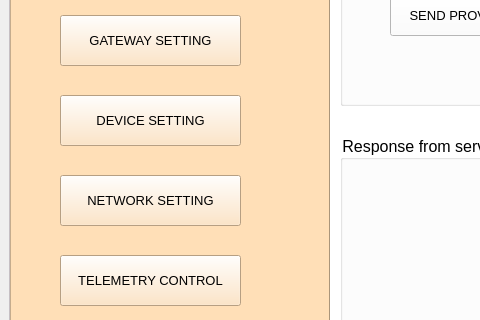
Above: Thesis/configUI/NEWUI/telemetry.ui from tnt310/ptn209b3 before the change; both pictures show x 0 to 480 and y 135 to 455 of the 1178 by 735 pixel window. Below: the same form after it.
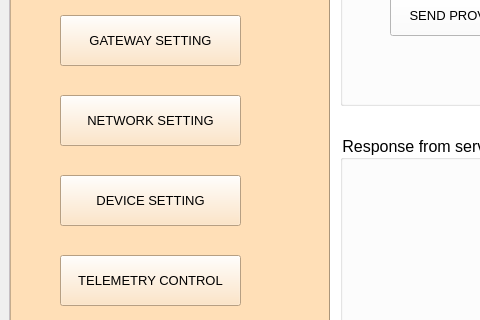
That is the form after the change.

```diff
--- a/Thesis/configUI/NEWUI/telemetry.ui
+++ b/Thesis/configUI/NEWUI/telemetry.ui
@@ -55,7 +55,7 @@
          <property name="geometry">
           <rect>
            <x>50</x>
-           <y>300</y>
+           <y>220</y>
            <width>181</width>
            <height>51</height>
           </rect>
@@ -92,7 +92,7 @@
          <property name="geometry">
           <rect>
            <x>50</x>
-           <y>220</y>
+           <y>300</y>
            <width>181</width>
            <height>51</height>
           </rect>
```
